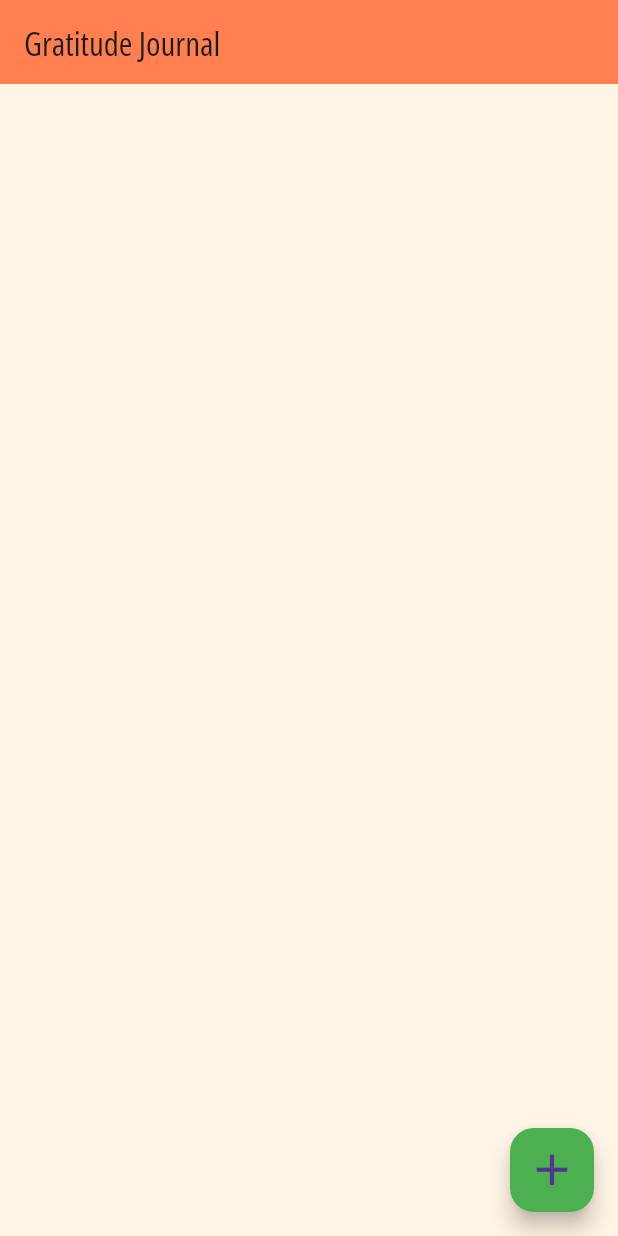
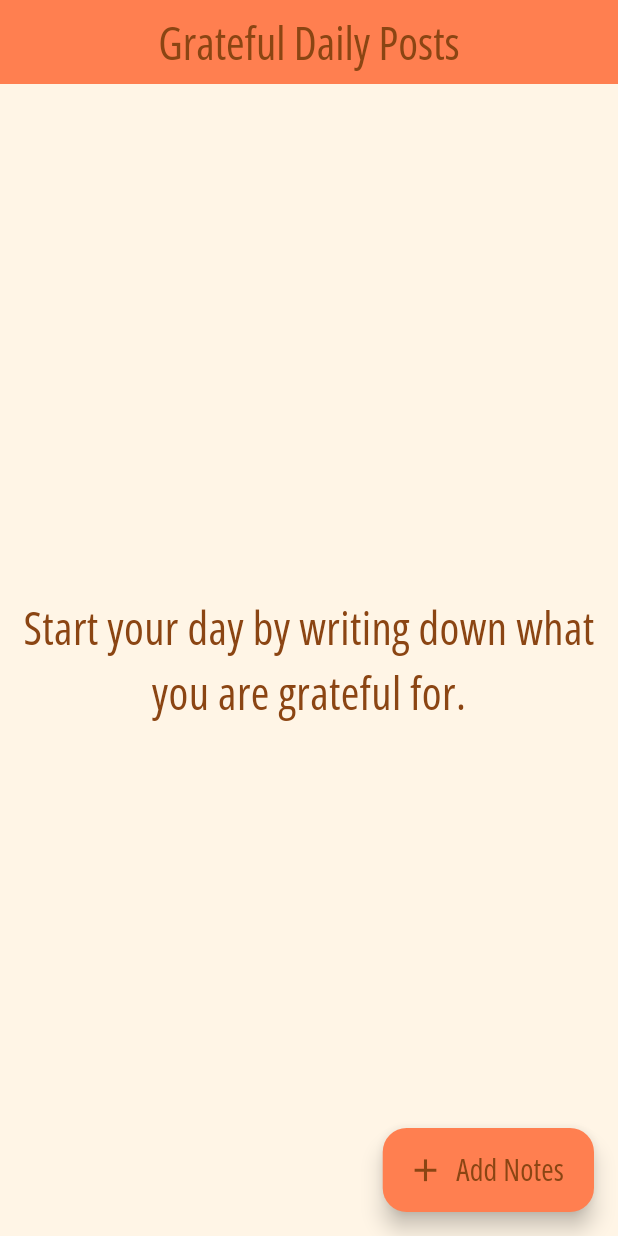
Before and after one commit to Alaanaser714/Gratify-Journal, a Flutter app: the screen it shows after launch, on a phone screen of 412 x 824 dp. Run offline on Flutter 3.47's test engine with Material 3 defaults, Android fonts, the phone set to English and light mode, and no system bars; our stand-ins replace flutter_bloc, hive, hive_flutter; accounts and stored records are empty.

Commit message:
choose   notes colors

```diff
--- a/lib/cubits/add_notes_cubit/add_notes_cubit.dart
+++ b/lib/cubits/add_notes_cubit/add_notes_cubit.dart
@@ -9,7 +9,7 @@ import 'package:note_app/models/notes_model.dart';
 class AddNotesCubits extends Cubit<AddNotesStates> {
   AddNotesCubits() : super(AddNotesInitial());
 
-  Color color = const Color.fromARGB(255, 82, 82, 106);
+  Color color = const Color(0xffADD8E6);
 
   addNotes(NotesModel notesModel) async {
     emit(AddNotesLoading());
--- a/lib/views/components/custom_listview_notes.dart
+++ b/lib/views/components/custom_listview_notes.dart
@@ -27,7 +27,9 @@ class _CustomListviewNotesState extends State<CustomListviewNotes> {
       builder: (context, state) {
         List<NotesModel>? notes =
             BlocProvider.of<NotesCubit>(context).notes ?? [];
-        return Column(
+        return Padding(
+          padding: const EdgeInsets.symmetric(horizontal: 10),
+          child: Column(
             children: [
               Expanded(
                 child: ListView.builder(
@@ -41,6 +43,7 @@ class _CustomListviewNotesState extends State<CustomListviewNotes> {
                 ),
               ),
             ],
+          ),
         );
       },
     );
--- a/lib/views/screens/writes_notes_screen.dart
+++ b/lib/views/screens/writes_notes_screen.dart
@@ -1,6 +1,7 @@
 // ignore_for_file: prefer_const_constructors
 
 import 'package:flutter/material.dart';
+import 'package:note_app/constant/colors_app.dart';
 
 import '../components/custom_model_bottom_sheet.dart';
 
@@ -10,10 +11,11 @@ class WritesNotesScreen extends StatelessWidget {
   @override
   Widget build(BuildContext context) {
     return Scaffold(
-      floatingActionButton: FloatingActionButton(
-        backgroundColor: Colors.green,
+      floatingActionButton: FloatingActionButton.extended(
+        backgroundColor: ColorsApp.buttonColor,
         onPressed: () {
           showModalBottomSheet(
+            backgroundColor: Colors.grey,
             isScrollControlled: true,
             shape: RoundedRectangleBorder(
               borderRadius: BorderRadius.circular(8),
@@ -24,13 +26,38 @@ class WritesNotesScreen extends StatelessWidget {
             },
           );
         },
-        child: Icon(
+        label: Text(
+          'Add Notes',
+          style: TextStyle(
+            fontSize: 20,
+            color: ColorsApp.textColor,
+          ),
+        ),
+        icon: Icon(
           Icons.add,
-          size: 35,
+          color: ColorsApp.textColor,
+          size: 25,
         ),
       ),
       appBar: AppBar(
-        title: const Text('Gratitude Journal'),
+        centerTitle: true,
+        title: const Text(
+          'Grateful Daily Posts',
+          style: TextStyle(
+            fontSize: 30,
+            color: ColorsApp.textColor,
+          ),
+        ),
+      ),
+      body: Center(
+        child: Text(
+          textAlign: TextAlign.center,
+          "Start your day by writing down what you are grateful for.",
+          style: TextStyle(
+            fontSize: 30,
+            color: ColorsApp.textColor,
+          ),
+        ),
       ),
     );
   }
--- a/lib/widgets/custom_button.dart
+++ b/lib/widgets/custom_button.dart
@@ -1,4 +1,5 @@
 import 'package:flutter/material.dart';
+import 'package:note_app/constant/colors_app.dart';
 
 class CustomButton extends StatelessWidget {
   const CustomButton({
@@ -20,7 +21,7 @@ class CustomButton extends StatelessWidget {
         width: MediaQuery.of(context).size.width,
         decoration: BoxDecoration(
           borderRadius: BorderRadius.circular(8),
-          color: Colors.cyan,
+          color: ColorsApp.buttonColor,
         ),
         child: isLoading
             ? const Center(
@@ -33,7 +34,7 @@ class CustomButton extends StatelessWidget {
                 title,
                 textAlign: TextAlign.center,
                 style: const TextStyle(
-                  color: Colors.black,
+                  color: ColorsApp.textColor,
                   fontSize: 25,
                   fontWeight: FontWeight.w500,
                 ),
```
Also changed, not shown: lib/views/components/custom_notes_container.dart (+5 -2 lines), lib/widgets/colors_listview.dart (+7 -6 lines), lib/widgets/custom_text_field.dart (+6 -2 lines). Lines whose indentation alone changed are shown as unchanged.
